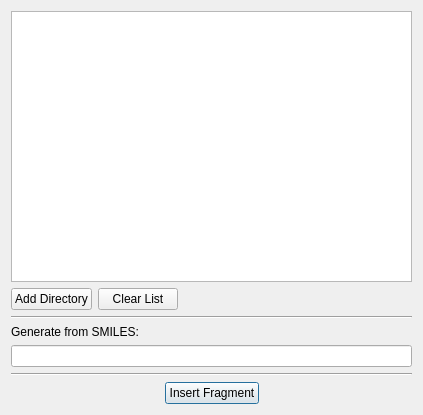
Old version of the form libavogadro/src/tools/insertfragmentdialog.ui in the repository cryos/avogadro.
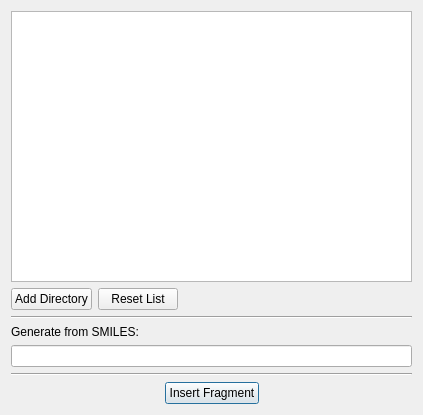
New version of the form.

```diff
--- a/libavogadro/src/tools/insertfragmentdialog.ui
+++ b/libavogadro/src/tools/insertfragmentdialog.ui
@@ -28,7 +28,7 @@
      <item>
       <widget class="QPushButton" name="clearListButton" >
        <property name="text" >
-        <string>Clear List</string>
+        <string>Reset List</string>
        </property>
       </widget>
      </item>
```
